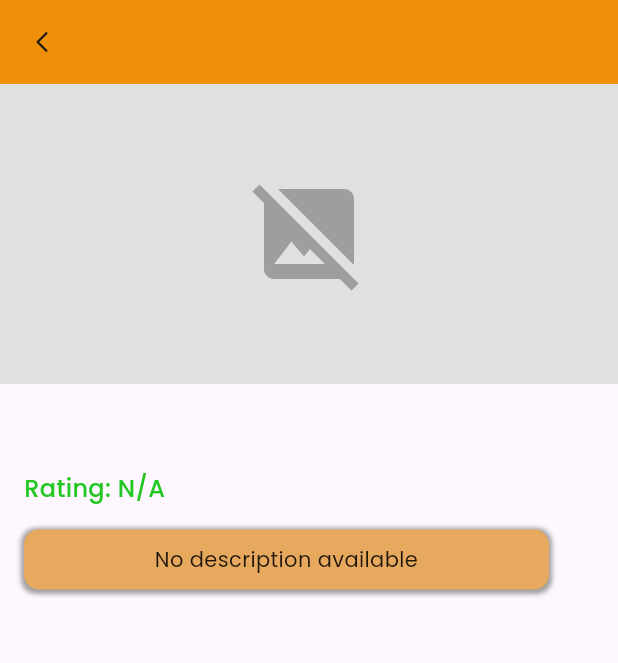
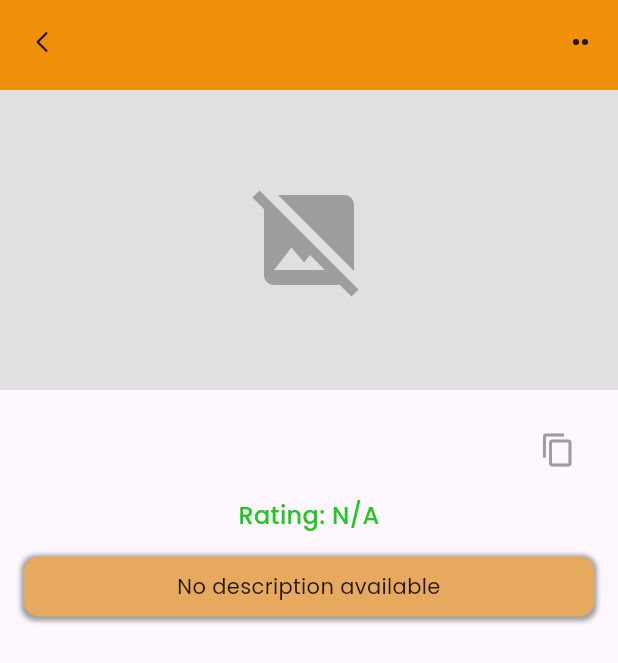
Before and after one commit to NavodXDilshan/WanderNet-FYP-, a Flutter app: the LocationDetailPage screen opened directly with empty values, on a phone screen of 412 x 824 dp. Shown: the top 663 px of the screen. Run offline on Flutter 3.47's test engine with Material 3 defaults, Android fonts, the light colour scheme and no system bars; our stand-ins replace flutter_secure_storage, flutter_svg, geocoding, geolocator, google_maps_flutter, google_places_flutter and 4 more; missing offline and left inert: flutter_polyline_points, mongo_dart; accounts and stored records are empty; network calls fail.

Commit message:
Home page done somewhat

```diff
--- a/lib/models/hotel_model.dart
+++ b/lib/models/hotel_model.dart
@@ -8,6 +8,7 @@ class HotelLocationModel {
   String? rating;
   String? description;
   String? imageUrl;
+  String? city;
 
   HotelLocationModel({
     required this.name,
@@ -15,6 +16,7 @@ class HotelLocationModel {
     this.rating,
     this.description,
     this.imageUrl,
+    this.city,
   });
 
   static Future<List<HotelLocationModel>> getHotelLocations() async {
--- a/lib/pages/home.dart
+++ b/lib/pages/home.dart
@@ -6,6 +6,7 @@ import 'package:app/models/entertainment_model.dart';
 import 'package:flutter/material.dart';
 import 'package:flutter_svg/flutter_svg.dart';
 import 'package:url_launcher/url_launcher.dart';
+import 'package:flutter/services.dart';
 
 class Homepage extends StatefulWidget {
   const Homepage({super.key});
@@ -401,7 +402,7 @@ class _HomepageState extends State<Homepage> {
                       description: hotel.description,
                       rating: hotel.rating,
                       category: 'hotels',
-                      // city: hotel.city != null && hotel.city!.isNotEmpty ? hotel.city : 'Colombo',
+                      city: hotel.city,
                     ),
                   ),
                 );
@@ -595,21 +596,21 @@ class LocationDetailPage extends StatelessWidget {
   });
 
   Future<void> _launchURL(String url, BuildContext context) async {
-    print('Attempting to launch URL: $url'); // Debug log
+    print('Attempting to launch URL: $url');
     if (await canLaunchUrl(Uri.parse(url))) {
       try {
         await launchUrl(
           Uri.parse(url),
-          mode: LaunchMode.externalApplication, // Force external browser
+          mode: LaunchMode.externalApplication,
         );
       } catch (e) {
-        print('Launch error: $e'); // Detailed error log
+        print('Launch error: $e');
         ScaffoldMessenger.of(context).showSnackBar(
           const SnackBar(content: Text('Could not launch URL')),
         );
       }
     } else {
-      print('Failed to launch URL: $url - CanLaunch returned false'); // Enhanced debug
+      print('Failed to launch URL: $url - CanLaunch returned false');
       ScaffoldMessenger.of(context).showSnackBar(
         const SnackBar(content: Text('Could not launch URL')),
       );
@@ -631,20 +632,34 @@ class LocationDetailPage extends StatelessWidget {
     }
   }
 
+  Future<void> _copyToClipboard(BuildContext context) async {
+    await Clipboard.setData(ClipboardData(text: name));
+    ScaffoldMessenger.of(context).showSnackBar(
+      SnackBar(content: Text('Copied "$name" to clipboard')),
+    );
+  }
+
 @override
 Widget build(BuildContext context) {
   return Scaffold(
-      appBar: AppBar(
+    body: CustomScrollView(
+      slivers: [
+        SliverAppBar(
+          pinned: true,
+          expandedHeight: 60.0, // Matches AppBar height
+          backgroundColor: const Color.fromARGB(255, 240, 144, 9),
+          flexibleSpace: FlexibleSpaceBar(
             title: Text(
               name,
               style: const TextStyle(
-            color: Colors.black,
-            fontSize: 20,
+                color: Color.fromARGB(255, 255, 255, 255),
+                fontSize: 15,
                 fontWeight: FontWeight.w600,
               ),
             ),
             centerTitle: true,
-        backgroundColor: const Color.fromARGB(255, 240, 144, 9),
+            titlePadding: const EdgeInsets.only(bottom: 10),
+          ),
           leading: GestureDetector(
             onTap: () => Navigator.pop(context),
             child: Container(
@@ -661,18 +676,32 @@ class LocationDetailPage extends StatelessWidget {
               ),
             ),
           ),
+          actions: [
+            GestureDetector(
+              onTap: () {},
+              child: Container(
+                margin: const EdgeInsets.all(10),
+                alignment: Alignment.center,
+                width: 30,
+                child: SvgPicture.asset('assets/icons/dots.svg'),
+                decoration: BoxDecoration(
+                  color: const Color.fromARGB(255, 240, 144, 9),
+                  borderRadius: BorderRadius.circular(10),
                 ),
-      body: SingleChildScrollView(
-        child: Column(
-          crossAxisAlignment: CrossAxisAlignment.start,
-          children: [
-            imageUrl != null
+              ),
+            ),
+          ],
+        ),
+        SliverToBoxAdapter(
+          child: imageUrl != null
               ? Image.network(
                   imageUrl!,
                   height: 200,
                   width: double.infinity,
                   fit: BoxFit.cover,
-                    errorBuilder: (context, error, stackTrace) => Container(
+                  errorBuilder: (context, error, stackTrace) {
+                    print('Image load error for $imageUrl: $error');
+                    return Container(
                       height: 200,
                       width: double.infinity,
                       color: Colors.grey[300],
@@ -681,7 +710,8 @@ class LocationDetailPage extends StatelessWidget {
                         size: 80,
                         color: Colors.grey,
                       ),
-                    ),
+                    );
+                  },
                 )
               : Container(
                   height: 200,
@@ -693,18 +723,34 @@ class LocationDetailPage extends StatelessWidget {
                     color: Colors.grey,
                   ),
                 ),
-            Padding(
+        ),
+        SliverToBoxAdapter(
+          child: Padding(
             padding: const EdgeInsets.all(16.0),
             child: Column(
-                crossAxisAlignment: CrossAxisAlignment.start,
+              crossAxisAlignment: CrossAxisAlignment.center,
               children: [
-                  Text(
+                Row(
+                  mainAxisAlignment: MainAxisAlignment.spaceBetween,
+                  children: [
+                    Flexible(
+                      child: Text(
                         name,
                         style: const TextStyle(
                           fontSize: 24,
                           fontWeight: FontWeight.w700,
                           color: Colors.black,
                         ),
+                        textAlign: TextAlign.center,
+                      ),
+                    ),
+                    const SizedBox(width: 8),
+                    IconButton(
+                      icon: const Icon(Icons.copy, size: 24, color: Colors.grey),
+                      tooltip: 'Copy name',
+                      onPressed: () => _copyToClipboard(context),
+                    ),
+                  ],
                 ),
                 const SizedBox(height: 8),
                 Text(
@@ -714,11 +760,12 @@ class LocationDetailPage extends StatelessWidget {
                     fontWeight: FontWeight.w500,
                     color: Color.fromARGB(221, 0, 192, 0),
                   ),
+                  textAlign: TextAlign.center,
                 ),
                 const SizedBox(height: 16),
                 Container(
                   padding: const EdgeInsets.all(10),
-                    width: 350,
+                  width: double.infinity,
                   decoration: BoxDecoration(
                     color: const Color.fromARGB(255, 231, 169, 93),
                     borderRadius: BorderRadius.circular(10),
@@ -732,13 +779,13 @@ class LocationDetailPage extends StatelessWidget {
                     ],
                   ),
                   child: Text(
-                      textAlign: TextAlign.center,
                     description ?? 'No description available',
                     style: const TextStyle(
                       fontSize: 14,
                       fontWeight: FontWeight.w400,
                       color: Colors.black87,
                     ),
+                    textAlign: TextAlign.center,
                     maxLines: 5,
                     overflow: TextOverflow.ellipsis,
                   ),
@@ -746,12 +793,14 @@ class LocationDetailPage extends StatelessWidget {
                 if (category?.toLowerCase() == 'hotels') ...[
                   const SizedBox(height: 16),
                   Column(
+                    mainAxisAlignment: MainAxisAlignment.center,
                     children: [
                       ElevatedButton(
                         onPressed: () => _launchURL(_getBookingUrl('TripAdvisor'), context),
                         style: ElevatedButton.styleFrom(
                           backgroundColor: const Color.fromARGB(255, 240, 144, 9),
                           padding: const EdgeInsets.symmetric(horizontal: 20, vertical: 12),
+                          minimumSize: const Size(200, 48),
                         ),
                         child: const Text(
                           'Book on TripAdvisor',
@@ -764,13 +813,14 @@ class LocationDetailPage extends StatelessWidget {
                       ),
                       const SizedBox(height: 10),
                       ElevatedButton(
-                          onPressed: () => _launchURL('https://www.google.com', context), // Diagnostic test
+                        onPressed: () => _launchURL(_getBookingUrl('airbnb'), context),
                         style: ElevatedButton.styleFrom(
                           backgroundColor: const Color.fromARGB(255, 240, 144, 9),
                           padding: const EdgeInsets.symmetric(horizontal: 20, vertical: 12),
+                          minimumSize: const Size(200, 48),
                         ),
                         child: const Text(
-                            'Test Browser',
+                          'Book on AirBnb',
                           style: TextStyle(
                             color: Colors.white,
                             fontSize: 16,
@@ -784,6 +834,7 @@ class LocationDetailPage extends StatelessWidget {
                         style: ElevatedButton.styleFrom(
                           backgroundColor: const Color.fromARGB(255, 240, 144, 9),
                           padding: const EdgeInsets.symmetric(horizontal: 20, vertical: 12),
+                          minimumSize: const Size(200, 48),
                         ),
                         child: const Text(
                           'Book on Booking.com',
@@ -800,8 +851,8 @@ class LocationDetailPage extends StatelessWidget {
               ],
             ),
           ),
+        ),
       ],
-        ),
     ),
   );
 }
```
Lines whose indentation alone changed are shown as unchanged.
